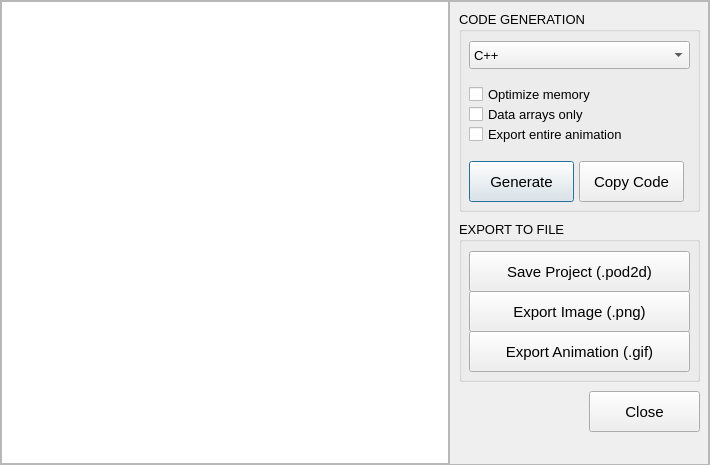
The window that POD2d/exportdialog.ui (ilertwo/POD2d) describes before a commit, drawn with Qt 5.
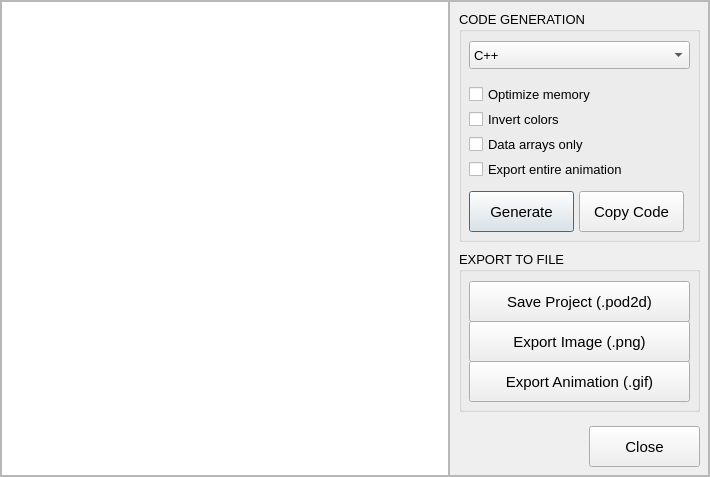
The same window after the commit.

Commit message: feat(editor): add live palette, canvas auto-centering, export color inversion, and fix animation timer

Patch:
```diff
--- a/POD2d/exportdialog.ui
+++ b/POD2d/exportdialog.ui
@@ -7,19 +7,19 @@
     <x>0</x>
     <y>0</y>
     <width>710</width>
-    <height>465</height>
+    <height>477</height>
    </rect>
   </property>
   <property name="minimumSize">
    <size>
     <width>710</width>
-    <height>465</height>
+    <height>475</height>
    </size>
   </property>
   <property name="maximumSize">
    <size>
     <width>710</width>
-    <height>435</height>
+    <height>477</height>
    </size>
   </property>
   <property name="windowTitle">
@@ -73,13 +73,13 @@
         <property name="minimumSize">
          <size>
           <width>260</width>
-          <height>465</height>
+          <height>475</height>
          </size>
         </property>
         <property name="maximumSize">
          <size>
           <width>260</width>
-          <height>465</height>
+          <height>475</height>
          </size>
         </property>
         <property name="frameShape">
@@ -94,7 +94,7 @@
            <x>10</x>
            <y>10</y>
            <width>241</width>
-           <height>201</height>
+           <height>231</height>
           </rect>
          </property>
          <property name="font">
@@ -153,7 +153,7 @@
           <property name="geometry">
            <rect>
             <x>10</x>
-            <y>110</y>
+            <y>145</y>
             <width>221</width>
             <height>26</height>
            </rect>
@@ -174,7 +174,7 @@
           <property name="geometry">
            <rect>
             <x>10</x>
-            <y>150</y>
+            <y>180</y>
             <width>105</width>
             <height>41</height>
            </rect>
@@ -195,7 +195,7 @@
           <property name="geometry">
            <rect>
             <x>120</x>
-            <y>150</y>
+            <y>180</y>
             <width>105</width>
             <height>41</height>
            </rect>
@@ -216,7 +216,7 @@
           <property name="geometry">
            <rect>
             <x>10</x>
-            <y>90</y>
+            <y>120</y>
             <width>191</width>
             <height>26</height>
            </rect>
@@ -233,12 +233,33 @@
            <string>Data arrays only</string>
           </property>
          </widget>
+         <widget class="QCheckBox" name="chk_InvertColors">
+          <property name="geometry">
+           <rect>
+            <x>10</x>
+            <y>95</y>
+            <width>211</width>
+            <height>26</height>
+           </rect>
+          </property>
+          <property name="font">
+           <font>
+            <pointsize>10</pointsize>
+           </font>
+          </property>
+          <property name="cursor">
+           <cursorShape>PointingHandCursor</cursorShape>
+          </property>
+          <property name="text">
+           <string>Invert colors</string>
+          </property>
+         </widget>
         </widget>
         <widget class="QGroupBox" name="groupBox_2">
          <property name="geometry">
           <rect>
            <x>10</x>
-           <y>220</y>
+           <y>250</y>
            <width>241</width>
            <height>161</height>
           </rect>
@@ -319,7 +340,7 @@
          <property name="geometry">
           <rect>
            <x>140</x>
-           <y>390</y>
+           <y>425</y>
            <width>111</width>
            <height>41</height>
           </rect>
```
The commit also changes 16 other files.
